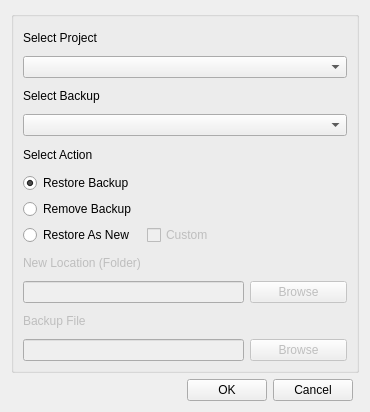
This is lib/rapuma/dialog/menu_project_backup_dlg.ui in sillsdev/rapuma as Qt 5 draws it before an edit. The edited form follows.
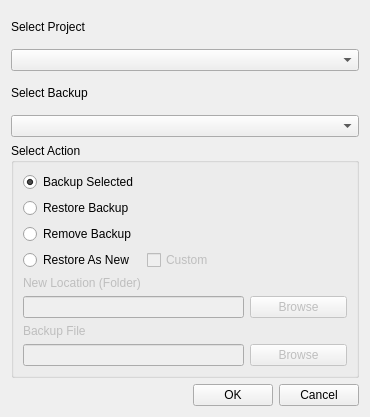
This is the edited form.

Commit message: Fixed bug with setupUi, working on backup dialog - testing

Patch:
```diff
--- a/lib/rapuma/dialog/menu_project_backup_dlg.ui
+++ b/lib/rapuma/dialog/menu_project_backup_dlg.ui
@@ -7,33 +7,63 @@
     <x>0</x>
     <y>0</y>
     <width>370</width>
-    <height>412</height>
+    <height>417</height>
    </rect>
   </property>
   <property name="windowTitle">
    <string>Rapuma - Manage Backups</string>
   </property>
   <layout class="QGridLayout" name="gridLayout_2">
-   <item row="0" column="0" colspan="4">
+   <item row="0" column="0">
+    <widget class="QLabel" name="labelSelectProject">
+     <property name="text">
+      <string>Select Project</string>
+     </property>
+    </widget>
+   </item>
+   <item row="2" column="0">
+    <widget class="QLabel" name="labelSelectBackup">
+     <property name="text">
+      <string>Select Backup</string>
+     </property>
+    </widget>
+   </item>
+   <item row="4" column="0" colspan="3">
     <widget class="QGroupBox" name="groupBoxBackupAction">
      <property name="toolTip">
       <string>Define the action to be taken</string>
      </property>
      <property name="title">
-      <string/>
+      <string>Select Action</string>
      </property>
      <layout class="QGridLayout" name="gridLayout">
-      <item row="11" column="0">
-       <widget class="QLabel" name="labelNeLocation">
-        <property name="enabled">
+      <item row="0" column="0">
+       <widget class="QRadioButton" name="radioButtonBackup">
+        <property name="toolTip">
+         <string>Backup the currently selected local project</string>
+        </property>
+        <property name="text">
+         <string>Backup Selected</string>
+        </property>
+        <property name="checked">
+         <bool>true</bool>
+        </property>
+       </widget>
+      </item>
+      <item row="1" column="0">
+       <widget class="QRadioButton" name="radioButtonRestore">
+        <property name="toolTip">
+         <string>Restore a backup to the local project area (Note this replaces all current data, be careful)</string>
+        </property>
+        <property name="text">
+         <string>Restore Backup</string>
+        </property>
+        <property name="checked">
          <bool>false</bool>
         </property>
-        <property name="text">
-         <string>New Location (Folder)</string>
-        </property>
        </widget>
       </item>
-      <item row="8" column="0">
+      <item row="2" column="0">
        <widget class="QRadioButton" name="radioButtonRemove">
         <property name="toolTip">
          <string>Update the local project with data pulled from the cloud</string>
@@ -43,7 +73,7 @@
         </property>
        </widget>
       </item>
-      <item row="10" column="0">
+      <item row="3" column="0">
        <widget class="QRadioButton" name="radioButtonRestoreNew">
         <property name="toolTip">
          <string>Add a new local project with data from the cloud</string>
@@ -53,17 +83,33 @@
         </property>
        </widget>
       </item>
-      <item row="12" column="0" colspan="2">
-       <widget class="QLineEdit" name="lineEditProjectLocation">
+      <item row="3" column="1">
+       <widget class="QCheckBox" name="checkBoxCustomBackupLocation">
         <property name="enabled">
          <bool>false</bool>
         </property>
         <property name="toolTip">
          <string>Path to a location to restore a backup to</string>
         </property>
+        <property name="text">
+         <string>Custom</string>
+        </property>
+        <property name="checked">
+         <bool>false</bool>
+        </property>
        </widget>
       </item>
-      <item row="12" column="2">
+      <item row="4" column="0">
+       <widget class="QLabel" name="labelNeLocation">
+        <property name="enabled">
+         <bool>false</bool>
+        </property>
+        <property name="text">
+         <string>New Location (Folder)</string>
+        </property>
+       </widget>
+      </item>
+      <item row="5" column="2">
        <widget class="QPushButton" name="pushButtonBrowseProjectLocation">
         <property name="enabled">
          <bool>false</bool>
@@ -76,27 +122,7 @@
         </property>
        </widget>
       </item>
-      <item row="14" column="2">
-       <widget class="QPushButton" name="pushButtonBrowseBackupFile">
-        <property name="enabled">
-         <bool>false</bool>
-        </property>
-        <property name="toolTip">
-         <string>Browse to backup file you wish to restore</string>
-        </property>
-        <property name="text">
-         <string>Browse</string>
-        </property>
-       </widget>
-      </item>
-      <item row="4" column="0">
-       <widget class="QLabel" name="labelSelectBackup">
-        <property name="text">
-         <string>Select Backup</string>
-        </property>
-       </widget>
-      </item>
-      <item row="13" column="0">
+      <item row="6" column="0">
        <widget class="QLabel" name="labelBackupFile">
         <property name="enabled">
          <bool>false</bool>
@@ -106,7 +132,30 @@
         </property>
        </widget>
       </item>
-      <item row="14" column="0" colspan="2">
+      <item row="7" column="2">
+       <widget class="QPushButton" name="pushButtonBrowseBackupFile">
+        <property name="enabled">
+         <bool>false</bool>
+        </property>
+        <property name="toolTip">
+         <string>Browse to backup file you wish to restore</string>
+        </property>
+        <property name="text">
+         <string>Browse</string>
+        </property>
+       </widget>
+      </item>
+      <item row="5" column="0" colspan="2">
+       <widget class="QLineEdit" name="lineEditProjectLocation">
+        <property name="enabled">
+         <bool>false</bool>
+        </property>
+        <property name="toolTip">
+         <string>Path to a location to restore a backup to</string>
+        </property>
+       </widget>
+      </item>
+      <item row="7" column="0" colspan="2">
        <widget class="QLineEdit" name="lineEditBackupFile">
         <property name="enabled">
          <bool>false</bool>
@@ -116,70 +165,10 @@
         </property>
        </widget>
       </item>
-      <item row="10" column="1">
-       <widget class="QCheckBox" name="checkBoxCustomBackupLocation">
-        <property name="enabled">
-         <bool>false</bool>
-        </property>
-        <property name="toolTip">
-         <string>Restore a backup from outside the system</string>
-        </property>
-        <property name="text">
-         <string>Custom</string>
-        </property>
-        <property name="checked">
-         <bool>false</bool>
-        </property>
-       </widget>
-      </item>
-      <item row="6" column="0">
-       <widget class="QLabel" name="labelSelectAction">
-        <property name="text">
-         <string>Select Action</string>
-        </property>
-       </widget>
-      </item>
-      <item row="1" column="0">
-       <widget class="QLabel" name="labelSelectProject">
-        <property name="text">
-         <string>Select Project</string>
-        </property>
-       </widget>
-      </item>
-      <item row="5" column="0" colspan="3">
-       <widget class="QComboBox" name="comboBoxSelectBackup">
-        <property name="toolTip">
-         <string>Select a backup to restore</string>
-        </property>
-       </widget>
-      </item>
-      <item row="3" column="0" colspan="3">
-       <widget class="QComboBox" name="comboBoxSelectProject">
-        <property name="toolTip">
-         <string>Select project to restore a backup to</string>
-        </property>
-        <property name="currentIndex">
-         <number>-1</number>
-        </property>
-       </widget>
-      </item>
-      <item row="7" column="0">
-       <widget class="QRadioButton" name="radioButtonRestore">
-        <property name="toolTip">
-         <string>Update (push to) the cloud with local project data</string>
-        </property>
-        <property name="text">
-         <string>Restore Backup</string>
-        </property>
-        <property name="checked">
-         <bool>true</bool>
-        </property>
-       </widget>
-      </item>
      </layout>
     </widget>
    </item>
-   <item row="1" column="0">
+   <item row="5" column="0">
     <spacer name="horizontalSpacer">
      <property name="orientation">
       <enum>Qt::Horizontal</enum>
@@ -192,7 +181,7 @@
      </property>
     </spacer>
    </item>
-   <item row="1" column="1">
+   <item row="5" column="1">
     <widget class="QPushButton" name="pushButtonOk">
      <property name="toolTip">
       <string>Manage a backup operation</string>
@@ -202,7 +191,7 @@
      </property>
     </widget>
    </item>
-   <item row="1" column="2">
+   <item row="5" column="2">
     <widget class="QPushButton" name="pushButtonCancel">
      <property name="toolTip">
       <string>Cancel this operation</string>
@@ -212,6 +201,23 @@
      </property>
     </widget>
    </item>
+   <item row="1" column="0" colspan="3">
+    <widget class="QComboBox" name="comboBoxSelectProject">
+     <property name="toolTip">
+      <string>Select project to restore a backup to</string>
+     </property>
+     <property name="currentIndex">
+      <number>-1</number>
+     </property>
+    </widget>
+   </item>
+   <item row="3" column="0" colspan="3">
+    <widget class="QComboBox" name="comboBoxSelectBackup">
+     <property name="toolTip">
+      <string>Select a backup to restore</string>
+     </property>
+    </widget>
+   </item>
   </layout>
  </widget>
  <tabstops>
```
Left out of the diff: 120 changed lines with no effect on the pictures. The commit also changes 17 other files.
